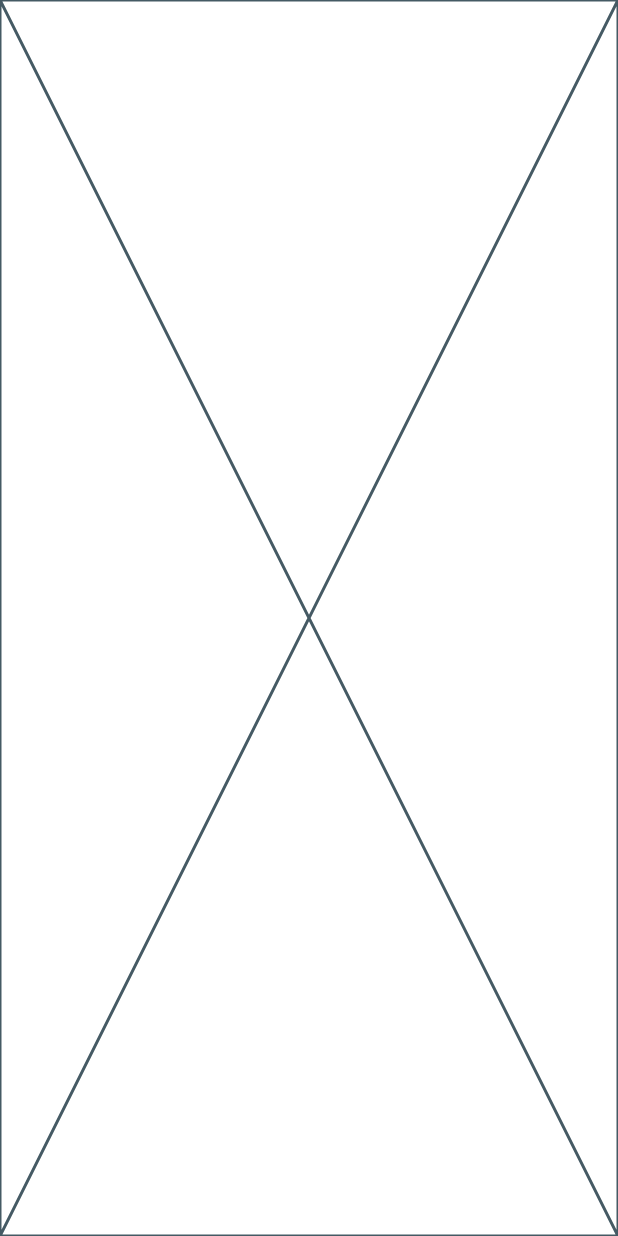
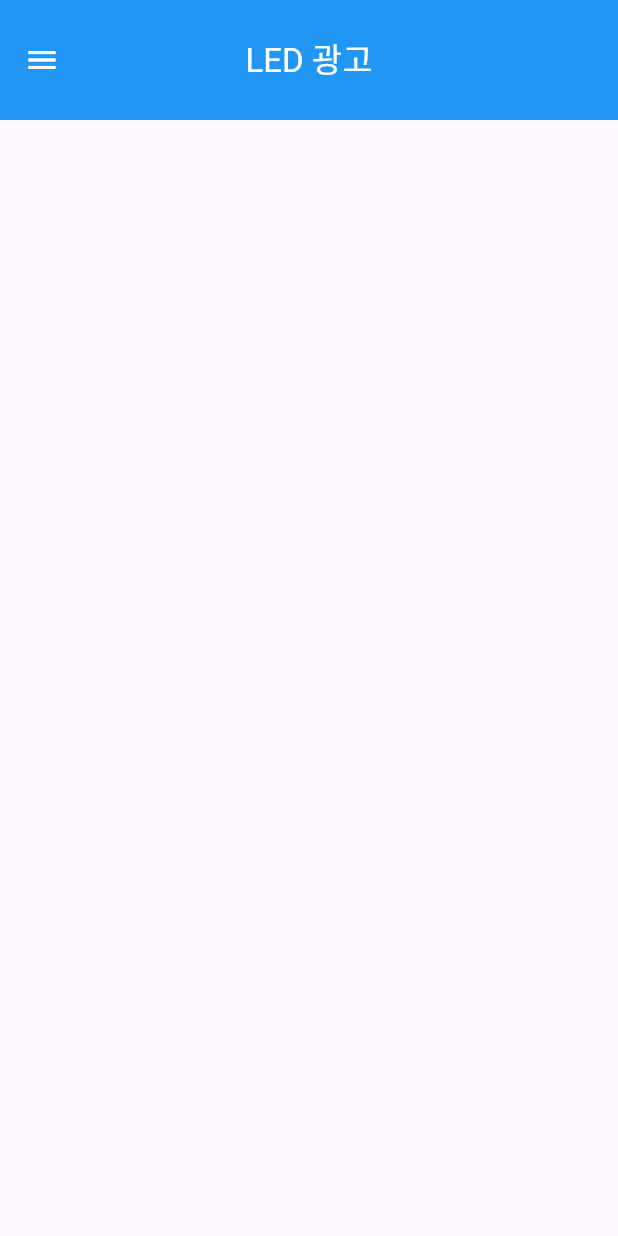
Before and after one commit to juni112-s/team-project-file, a Flutter app: the screen it shows after launch, after a tap on "강석준 페이지", on a phone screen of 412 x 824 dp. Run offline on Flutter 3.47's test engine with Material 3 defaults, Android fonts, the phone set to English and light mode, and no system bars.

Commit message:
feat: 석준 페이지 파일 8/1 업데이트

```diff
--- a/team_project_file_01_app/lib/view/kang_seok_jun/kang_page.dart
+++ b/team_project_file_01_app/lib/view/kang_seok_jun/kang_page.dart
@@ -1,3 +1,5 @@
+import 'dart:async';
+
 import 'package:flutter/material.dart';
 
 class KangPage extends StatefulWidget {
@@ -8,8 +10,201 @@ class KangPage extends StatefulWidget {
 }
 
 class _KangPageState extends State<KangPage> {
+  late TextEditingController textController;
+  late TextEditingController text2Controller;
+  late Timer _timer;
+
+
+  late List<String> listName;
+  late int currenter;
+  late String str;
+
+  late List<String> list2Name;
+  late int number;
+  late String str2;
+
+
+  @override
+  void initState() {
+    super.initState();
+    textController = TextEditingController();
+    text2Controller = TextEditingController();
+
+
+    //=============첫번쨰 광고 변수 및 타이머=====================
+    str = "";
+    listName = "".split("");
+    currenter = 0;
+    _timer = Timer.periodic(Duration(seconds: 1), (timer) => timeattack());
+    //================================================
+
+
+
+
+    //=================두번째 광고 변수 및 타이머=================
+    str2 = "";
+    list2Name = "".split("");
+    number = 0;
+    _timer = Timer.periodic(Duration(seconds: 2), (timer) => textfiletimer(),);
+    //================================================
+
+
+  }
+
+  // 적어 놓앗던 메모리를 지우기 위해서 dispose 사용.
+  @override
+  void dispose() {
+    textController.dispose();
+    text2Controller.dispose();
+
+    _timer.cancel();
+    super.dispose();
+  }
+
+
+
+    //=================첫번쨰 광고 함수 ===========================
+    void timeattack(){
+    if(currenter >= listName.length){
+      currenter = 0;
+      str = "";
+    }else{
+      str += listName[currenter];
+      currenter++;
+      }setState(() {});
+    }
+    //===========================================================
+
+    //==============두번쨰 광고 함수================================
+    void textfiletimer(){
+    if(number >= list2Name.length){
+      number = 0;
+      str2 = "";
+    }else{
+      str2 += list2Name[number];
+      number++;
+    }setState(() {});
+    }
+   //=============================================================
+
+
+
+
+
   @override
   Widget build(BuildContext context) {
-    return const Placeholder();
+    return Scaffold(
+      appBar: AppBar(
+        toolbarHeight: 80,
+        title: Text('LED 광고'),
+        centerTitle: true,
+        backgroundColor: Colors.blue,
+        foregroundColor: Colors.white,
+      ),
+      drawer: Drawer(
+        backgroundColor: Colors.amber,
+        child: Column(
+          children: [
+            DrawerHeader(
+              margin: EdgeInsets.fromLTRB(0, 20, 0, 0),
+              decoration: BoxDecoration(
+                color: Colors.red,
+                borderRadius: BorderRadius.only(
+                  bottomLeft: Radius.circular(20),
+                  bottomRight: Radius.circular(20),
+                ),
+              ),
+              child: Center(
+                  child: Text('광고 문구를 입력하세요',
+                  style: TextStyle(
+                    fontSize: 20,
+                    fontWeight: FontWeight.bold,
+                    color: Colors.amber
+                  ),),
+                ),
+              ),
+              Padding(
+                padding: const EdgeInsets.all(8.0),
+                child: TextField(
+                  controller: textController,
+                  decoration: InputDecoration(
+                    suffix: IconButton(
+                      onPressed: newtext,
+                      icon: Icon(Icons.send)),
+                      // ElevatedButton(
+                      // onPressed: newtext,
+                      // child: Text('확인')),
+                    labelText: '글자를 입력하세요',
+                    border: UnderlineInputBorder(),
+                  ),
+                ),
+              ),
+              Padding(
+                padding: const EdgeInsets.all(8.0),
+                child: TextField(
+                  controller: text2Controller,
+                  decoration: InputDecoration(
+                    suffix: IconButton(
+                      onPressed: newtext2,
+                      icon: Icon(Icons.send),
+                      style: IconButton.styleFrom(
+                        backgroundColor: Colors.red
+                      ),),
+                      // ElevatedButton(
+                      // onPressed: newtext,
+                      // child: Text('확인')),
+                    labelText: '글자를 입력하세요',
+                    border: UnderlineInputBorder(),
+                  ),
+                ),
+              ),
+          ],
+        ),
+      ),
+      body: Center(
+        child: Column(
+          mainAxisAlignment: MainAxisAlignment.center,
+          children: [
+            Text(str,
+            style: TextStyle(
+              color: Colors.red,
+              fontSize: 50,
+              fontWeight: FontWeight.bold
+              ),
+            ),
+            Text(str2,
+            style: TextStyle(
+              color: Colors.blue,
+              fontSize: 40,
+              fontWeight: FontWeight.bold
+              ),
+            ),
+
+          ],
+        ),
+      ),
+    );
+  }
+
+  // 첫번쨰 텍스트 필드의 아이콘 함수
+  void newtext(){
+    if(textController.text.trim().isNotEmpty){
+      listName = textController.text.trim().split("");
+      currenter = 0;
+      str = "";
+      textController.clear();
+    }
+    Navigator.of(context).pop();
+  }
+ // ====================================================
+ // 두번쨰 텍스트 필드의 아이콘 함수
+  void newtext2(){
+    if(text2Controller.text.trim().isNotEmpty){
+      list2Name = text2Controller.text.trim().split("");
+      number = 0;
+      str2 = "";
+      text2Controller.clear();
+    }
+    Navigator.of(context).pop();
   }
 }
```
